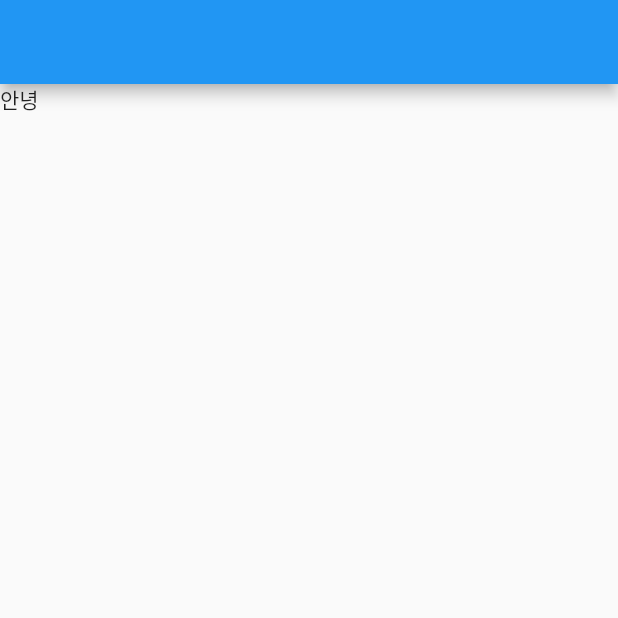
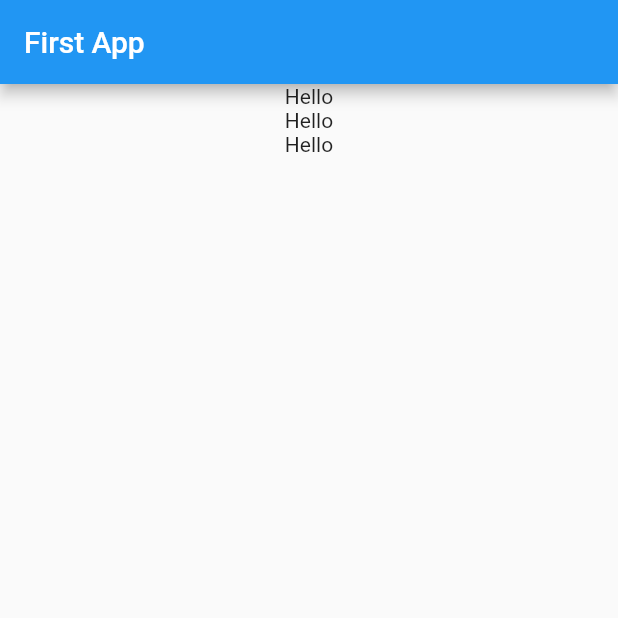
Before and after one commit to ikpil/workbench, a Flutter app: the screen it shows after launch, on a phone screen of 412 x 824 dp, the top half of it. Run offline on Flutter 3.47's test engine with Material 2 defaults, Android fonts, the phone set to English and light mode, and no system bars.

Commit message:
언제까지 헬로우 월드인가

```diff
--- a/flutter-tutorials/my_app/lib/main.dart
+++ b/flutter-tutorials/my_app/lib/main.dart
@@ -1,33 +1,36 @@
 import 'package:flutter/material.dart';
 
-void main() {
-  runApp(const MyApp());
-}
+void main() => runApp(MyApp());
 
 class MyApp extends StatelessWidget {
-  const MyApp({super.key});
-
   @override
   Widget build(BuildContext context) {
     return MaterialApp(
-      home: Scaffold(
-          appBar: AppBar(),
-          body: ListView(
-            children: [
-              Text('안녕'),
-            ],
-          )),
+      title: 'First app',
+      theme: ThemeData(
+        primarySwatch: Colors.blue,
+      ),
+      home: MyHomePage(),
     );
   }
 }
 
-class ShopItem extends StatelessWidget {
-  const ShopItem({super.key});
-
+class MyHomePage extends StatelessWidget {
   @override
   Widget build(BuildContext context) {
-    return SizedBox(
-      child: Text('안녕'),
+    return Scaffold(
+      appBar: AppBar(
+        title: Text('First App'),
+      ),
+      body: Center(
+        child: Column(
+          children: [
+            Text('Hello'),
+            Text('Hello'),
+            Text('Hello'),
+          ],
+        ),
+      ),
     );
   }
 }
```
